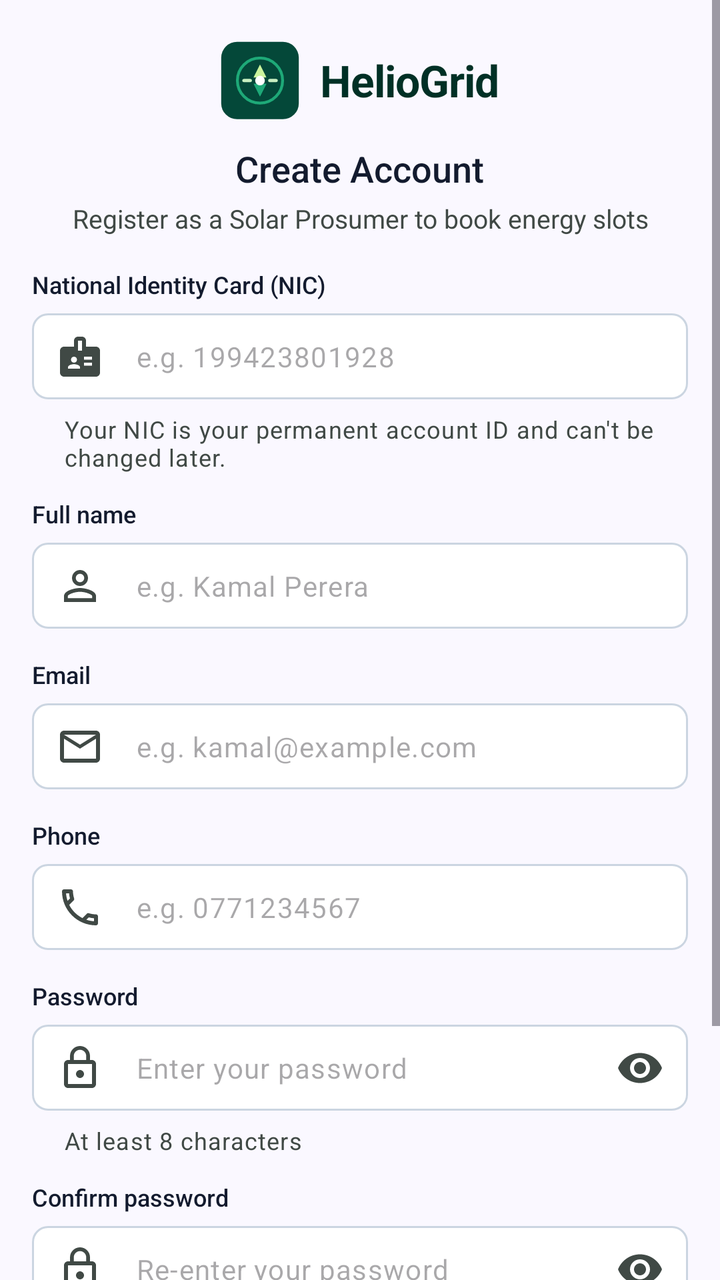
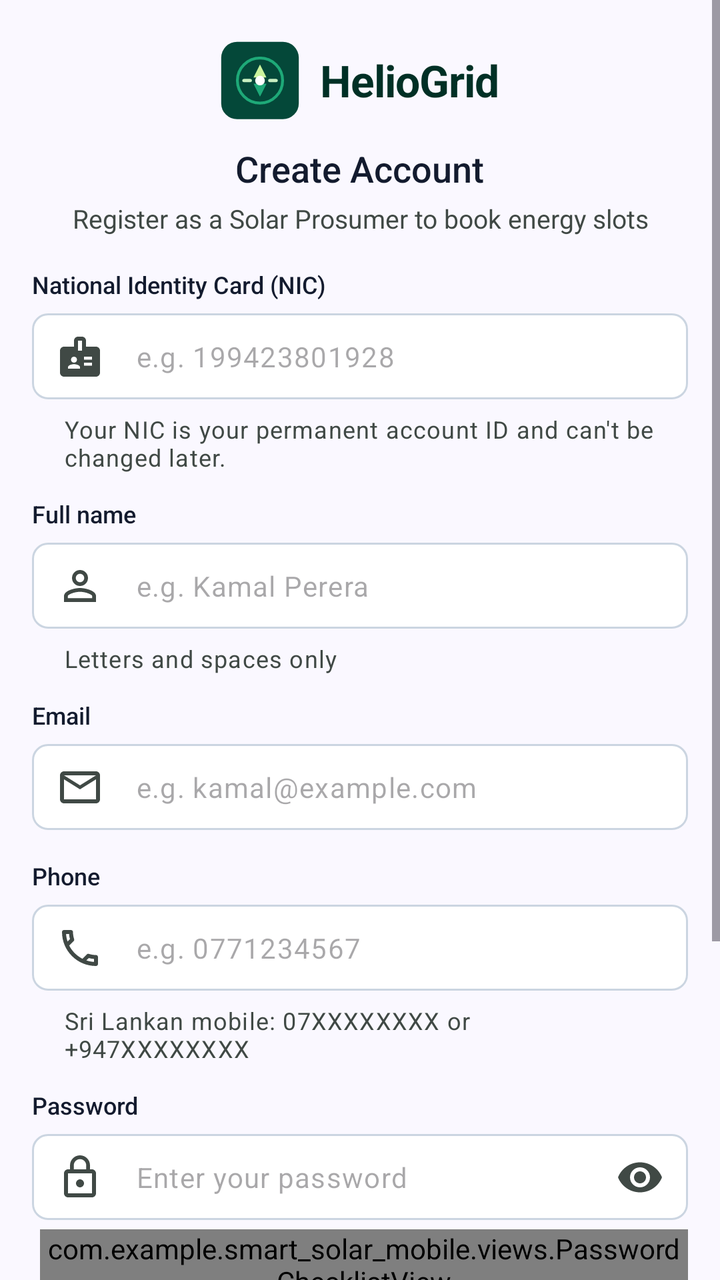

Before-and-after screenshots of an Android layout around one commit, followed by the original layout XML and the change that was made.
<!-- AndroidManifest.xml: application theme Theme.Smart_solar_mobile -->
<!-- res/layout/activity_register.xml -->
<?xml version="1.0" encoding="utf-8"?>
<ScrollView xmlns:android="http://schemas.android.com/apk/res/android"
    xmlns:app="http://schemas.android.com/apk/res-auto"
    xmlns:tools="http://schemas.android.com/tools"
    android:id="@+id/registerRoot"
    android:layout_width="match_parent"
    android:layout_height="match_parent"
    android:fillViewport="true">

    <LinearLayout
        android:layout_width="match_parent"
        android:layout_height="wrap_content"
        android:orientation="vertical"
        android:paddingStart="16dp"
        android:paddingTop="20dp"
        android:paddingEnd="16dp"
        android:paddingBottom="20dp">

        
        <LinearLayout
            android:layout_width="wrap_content"
            android:layout_height="wrap_content"
            android:layout_gravity="center_horizontal"
            android:gravity="center_vertical"
            android:orientation="horizontal"
            tools:ignore="UseCompoundDrawables">

            <ImageView
                android:layout_width="40dp"
                android:layout_height="40dp"
                android:importantForAccessibility="no"
                android:src="@drawable/logo" />

            <TextView
                android:layout_width="wrap_content"
                android:layout_height="wrap_content"
                android:layout_marginStart="10dp"
                android:letterSpacing="-0.015"
                android:text="@string/app_name"
                android:textColor="@color/primary"
                android:textSize="22sp"
                android:textStyle="bold" />
        </LinearLayout>

        <TextView
            android:layout_width="wrap_content"
            android:layout_height="wrap_content"
            android:layout_gravity="center_horizontal"
            android:layout_marginTop="12dp"
            android:fontFamily="sans-serif-medium"
            android:text="@string/register_title"
            android:textColor="@color/on_surface"
            android:textSize="18sp" />

        <TextView
            android:layout_width="wrap_content"
            android:layout_height="wrap_content"
            android:layout_gravity="center_horizontal"
            android:layout_marginTop="4dp"
            android:gravity="center"
            android:text="@string/register_subtitle"
            android:textColor="@color/on_surface_variant"
            android:textSize="13sp" />

        
        <TextView
            android:layout_width="match_parent"
            android:layout_height="wrap_content"
            android:layout_marginTop="16dp"
            android:labelFor="@id/nicInput"
            android:text="@string/login_label_nic"
            android:textAppearance="@style/TextAppearance.SmartSolar.FieldLabel" />

        <com.google.android.material.textfield.TextInputLayout
            android:id="@+id/nicLayout"
            style="@style/Widget.SmartSolar.TextField"
            android:layout_width="match_parent"
            android:layout_height="wrap_content"
            android:layout_marginTop="4dp"
            app:endIconMode="clear_text"
            app:helperText="@string/register_nic_note"
            app:startIconDrawable="@drawable/ic_badge">

            <com.google.android.material.textfield.TextInputEditText
                android:id="@+id/nicInput"
                android:maxLength="12"
                android:layout_width="match_parent"
                android:layout_height="wrap_content"
                android:autofillHints="username"
                android:hint="@string/login_hint_nic"
                android:imeOptions="actionNext"
                android:inputType="textCapCharacters|textNoSuggestions"
                android:maxLines="1"
                android:paddingTop="12dp"
                android:paddingBottom="12dp"
                android:textSize="14sp" />
        </com.google.android.material.textfield.TextInputLayout>

        
        <TextView
            android:layout_width="match_parent"
            android:layout_height="wrap_content"
            android:layout_marginTop="12dp"
            android:labelFor="@id/fullNameInput"
            android:text="@string/register_label_full_name"
            android:textAppearance="@style/TextAppearance.SmartSolar.FieldLabel" />

        <com.google.android.material.textfield.TextInputLayout
            android:id="@+id/fullNameLayout"
            style="@style/Widget.SmartSolar.TextField"
            android:layout_width="match_parent"
            android:layout_height="wrap_content"
            android:layout_marginTop="4dp"
            app:startIconDrawable="@drawable/ic_person">

            <com.google.android.material.textfield.TextInputEditText
                android:id="@+id/fullNameInput"
                android:maxLength="100"
                android:layout_width="match_parent"
                android:layout_height="wrap_content"
                android:autofillHints="name"
                android:hint="@string/register_hint_full_name"
                android:imeOptions="actionNext"
                android:inputType="textPersonName|textCapWords"
                android:maxLines="1"
                android:paddingTop="12dp"
                android:paddingBottom="12dp"
                android:textSize="14sp" />
        </com.google.android.material.textfield.TextInputLayout>

        
        <TextView
            android:layout_width="match_parent"
            android:layout_height="wrap_content"
            android:layout_marginTop="12dp"
            android:labelFor="@id/emailInput"
            android:text="@string/register_label_email"
            android:textAppearance="@style/TextAppearance.SmartSolar.FieldLabel" />

        <com.google.android.material.textfield.TextInputLayout
            android:id="@+id/emailLayout"
            style="@style/Widget.SmartSolar.TextField"
            android:layout_width="match_parent"
            android:layout_height="wrap_content"
            android:layout_marginTop="4dp"
            app:startIconDrawable="@drawable/ic_mail">

            <com.google.android.material.textfield.TextInputEditText
                android:id="@+id/emailInput"
                android:maxLength="254"
                android:layout_width="match_parent"
                android:layout_height="wrap_content"
                android:autofillHints="emailAddress"
                android:hint="@string/register_hint_email"
                android:imeOptions="actionNext"
                android:inputType="textEmailAddress"
                android:maxLines="1"
                android:paddingTop="12dp"
                android:paddingBottom="12dp"
                android:textSize="14sp" />
        </com.google.android.material.textfield.TextInputLayout>

        
        <TextView
            android:layout_width="match_parent"
            android:layout_height="wrap_content"
            android:layout_marginTop="12dp"
            android:labelFor="@id/phoneInput"
            android:text="@string/register_label_phone"
            android:textAppearance="@style/TextAppearance.SmartSolar.FieldLabel" />

        <com.google.android.material.textfield.TextInputLayout
            android:id="@+id/phoneLayout"
            style="@style/Widget.SmartSolar.TextField"
            android:layout_width="match_parent"
            android:layout_height="wrap_content"
            android:layout_marginTop="4dp"
            app:startIconDrawable="@drawable/ic_phone">

            <com.google.android.material.textfield.TextInputEditText
                android:id="@+id/phoneInput"
                android:maxLength="20"
                android:layout_width="match_parent"
                android:layout_height="wrap_content"
                android:autofillHints="phone"
                android:hint="@string/register_hint_phone"
                android:imeOptions="actionNext"
                android:inputType="phone"
                android:maxLines="1"
                android:paddingTop="12dp"
                android:paddingBottom="12dp"
                android:textSize="14sp" />
        </com.google.android.material.textfield.TextInputLayout>

        
        <TextView
            android:layout_width="match_parent"
            android:layout_height="wrap_content"
            android:layout_marginTop="12dp"
            android:labelFor="@id/passwordInput"
            android:text="@string/login_label_password"
            android:textAppearance="@style/TextAppearance.SmartSolar.FieldLabel" />

        <com.google.android.material.textfield.TextInputLayout
            android:id="@+id/passwordLayout"
            style="@style/Widget.SmartSolar.TextField"
            android:layout_width="match_parent"
            android:layout_height="wrap_content"
            android:layout_marginTop="4dp"
            app:endIconMode="password_toggle"
            app:helperText="@string/register_password_helper"
            app:startIconDrawable="@drawable/ic_lock">

            <com.google.android.material.textfield.TextInputEditText
                android:id="@+id/passwordInput"
                android:maxLength="72"
                android:layout_width="match_parent"
                android:layout_height="wrap_content"
                android:autofillHints="newPassword"
                android:hint="@string/login_hint_password"
                android:imeOptions="actionNext"
                android:inputType="textPassword"
                android:maxLines="1"
                android:paddingTop="12dp"
                android:paddingBottom="12dp"
                android:textSize="14sp" />
        </com.google.android.material.textfield.TextInputLayout>

        
        <TextView
            android:layout_width="match_parent"
            android:layout_height="wrap_content"
            android:layout_marginTop="12dp"
            android:labelFor="@id/confirmPasswordInput"
            android:text="@string/register_label_confirm_password"
            android:textAppearance="@style/TextAppearance.SmartSolar.FieldLabel" />

        <com.google.android.material.textfield.TextInputLayout
            android:id="@+id/confirmPasswordLayout"
            style="@style/Widget.SmartSolar.TextField"
            android:layout_width="match_parent"
            android:layout_height="wrap_content"
            android:layout_marginTop="4dp"
            app:endIconMode="password_toggle"
            app:startIconDrawable="@drawable/ic_lock">

            <com.google.android.material.textfield.TextInputEditText
                android:id="@+id/confirmPasswordInput"
                android:maxLength="72"
                android:layout_width="match_parent"
                android:layout_height="wrap_content"
                android:autofillHints="newPassword"
                android:hint="@string/register_hint_confirm_password"
                android:imeOptions="actionDone"
                android:inputType="textPassword"
                android:maxLines="1"
                android:paddingTop="12dp"
                android:paddingBottom="12dp"
                android:textSize="14sp" />
        </com.google.android.material.textfield.TextInputLayout>

        
        <LinearLayout
            android:id="@+id/errorBanner"
            android:layout_width="match_parent"
            android:layout_height="wrap_content"
            android:layout_marginTop="12dp"
            android:background="@drawable/bg_error_banner"
            android:orientation="horizontal"
            android:paddingStart="12dp"
            android:paddingTop="8dp"
            android:paddingEnd="12dp"
            android:paddingBottom="8dp"
            android:visibility="gone">

            <ImageView
                android:layout_width="18dp"
                android:layout_height="18dp"
                android:layout_marginTop="1dp"
                android:importantForAccessibility="no"
                android:src="@drawable/ic_error"
                app:tint="@color/on_error_container" />

            <TextView
                android:id="@+id/errorText"
                android:layout_width="0dp"
                android:layout_height="wrap_content"
                android:layout_marginStart="8dp"
                android:layout_weight="1"
                android:accessibilityLiveRegion="polite"
                android:textColor="@color/on_error_container"
                android:textSize="13sp" />
        </LinearLayout>

        <com.google.android.material.button.MaterialButton
            android:id="@+id/registerButton"
            style="@style/Widget.SmartSolar.PrimaryButton"
            android:layout_width="match_parent"
            android:layout_height="wrap_content"
            android:layout_marginTop="16dp"
            android:text="@string/register_submit"
            app:icon="@drawable/ic_arrow_forward"
            app:iconGravity="textEnd" />

        
        <LinearLayout
            android:layout_width="wrap_content"
            android:layout_height="wrap_content"
            android:layout_gravity="center_horizontal"
            android:layout_marginTop="4dp"
            android:gravity="center_vertical"
            android:orientation="horizontal">

            <TextView
                android:layout_width="wrap_content"
                android:layout_height="wrap_content"
                android:text="@string/register_have_account"
                android:textColor="@color/on_surface_variant"
                android:textSize="14sp" />

            <TextView
                android:id="@+id/signInLink"
                android:layout_width="wrap_content"
                android:layout_height="wrap_content"
                android:background="?attr/selectableItemBackground"
                android:fontFamily="sans-serif-medium"
                android:minHeight="48dp"
                android:gravity="center_vertical"
                android:paddingStart="4dp"
                android:paddingEnd="4dp"
                android:text="@string/register_sign_in_link"
                android:textColor="@color/secondary"
                android:textSize="14sp" />
        </LinearLayout>
    </LinearLayout>
</ScrollView>
<!-- resources referenced by this layout -->
<resources>
  <color name="on_error_container">#93000A</color>
  <color name="on_surface">#131B2E</color>
  <color name="on_surface_variant">#404945</color>
  <color name="primary">#003025</color>
  <color name="secondary">#006C4A</color>
  <!-- drawable bg_error_banner (drawable) -->
  <?xml version="1.0" encoding="utf-8"?>
  <shape xmlns:android="http://schemas.android.com/apk/res/android" android:shape="rectangle">
      <solid android:color="@color/error_container" />
      <corners android:radius="8dp" />
  </shape>
  <!-- drawable ic_arrow_forward (drawable) -->
  <vector xmlns:android="http://schemas.android.com/apk/res/android"
      android:width="24dp"
      android:height="24dp"
      android:viewportWidth="24"
      android:viewportHeight="24">
      <path
          android:fillColor="@android:color/black"
          android:pathData="M12,4l-1.41,1.41L16.17,11H4v2h12.17l-5.58,5.59L12,20l8,-8z" />
  </vector>
  <!-- drawable ic_error (drawable) -->
  <vector xmlns:android="http://schemas.android.com/apk/res/android"
      android:width="24dp"
      android:height="24dp"
      android:viewportWidth="24"
      android:viewportHeight="24">
      <path
          android:fillColor="@android:color/black"
          android:pathData="M12,2C6.48,2 2,6.48 2,12s4.48,10 10,10 10,-4.48 10,-10S17.52,2 12,2zM13,17h-2v-2h2v2zM13,13h-2V7h2v6z" />
  </vector>
  <!-- drawable ic_mail (drawable) -->
  <vector xmlns:android="http://schemas.android.com/apk/res/android"
      android:width="24dp"
      android:height="24dp"
      android:viewportWidth="24"
      android:viewportHeight="24">
      <path
          android:fillColor="@android:color/black"
          android:pathData="M22,6c0,-1.1 -0.9,-2 -2,-2H4c-1.1,0 -2,0.9 -2,2v12c0,1.1 0.9,2 2,2h16c1.1,0 2,-0.9 2,-2V6zM20,6l-8,5 -8,-5h16zM20,18H4V8l8,5 8,-5v10z" />
  </vector>
  <string name="app_name">HelioGrid</string>
  <string name="login_hint_nic">e.g. 199423801928</string>
  <string name="login_hint_password">Enter your password</string>
  <string name="login_label_nic">National Identity Card (NIC)</string>
  <string name="login_label_password">Password</string>
  <string name="register_have_account">Already have an account?</string>
  <string name="register_hint_confirm_password">Re-enter your password</string>
  <string name="register_hint_email">e.g. kamal@example.com</string>
  <string name="register_hint_full_name">e.g. Kamal Perera</string>
  <string name="register_hint_phone">e.g. 0771234567</string>
  <string name="register_label_confirm_password">Confirm password</string>
  <string name="register_label_email">Email</string>
  <string name="register_label_full_name">Full name</string>
  <string name="register_label_phone">Phone</string>
  <string name="register_nic_note">Your NIC is your permanent account ID and can\'t be changed later.</string>
  <string name="register_password_helper">At least 8 characters</string>
  <string name="register_sign_in_link">Sign in</string>
  <string name="register_submit">Create Account</string>
  <string name="register_subtitle">Register as a Solar Prosumer to book energy slots</string>
  <string name="register_title">Create Account</string>
  <style name="TextAppearance.SmartSolar.FieldLabel" parent="">
          <item name="android:textSize">12sp</item>
          <item name="android:fontFamily">sans-serif-medium</item>
          <item name="android:textColor">@color/on_surface</item>
      </style>
  <color name="error_container">#FFDAD6</color>
  <color name="on_primary">#FFFFFF</color>
  <color name="surface_container_lowest">#FFFFFF</color>
  <color name="alert_danger">#720613</color>
  <style name="Base.Theme.Smart_solar_mobile" parent="Theme.Material3.Light.NoActionBar" />
  <color name="primary_container">#044839</color>
  <color name="surface">#FAF8FF</color>
  <color name="outline">#707975</color>
  <!-- unchanged entries left out for length: 8 -->
</resources>

<!-- the commit's change to res/layout/activity_register.xml (unified diff, before → after) -->
@@ -111,6 +111,7 @@
             android:layout_width="match_parent"
             android:layout_height="wrap_content"
             android:layout_marginTop="4dp"
+            app:helperText="@string/account_hint_full_name_rule"
             app:startIconDrawable="@drawable/ic_person">
 
             <com.google.android.material.textfield.TextInputEditText
@@ -175,11 +176,12 @@
             android:layout_width="match_parent"
             android:layout_height="wrap_content"
             android:layout_marginTop="4dp"
+            app:helperText="@string/account_hint_phone_rule"
             app:startIconDrawable="@drawable/ic_phone">
 
             <com.google.android.material.textfield.TextInputEditText
                 android:id="@+id/phoneInput"
-                android:maxLength="20"
+                android:maxLength="12"
                 android:layout_width="match_parent"
                 android:layout_height="wrap_content"
                 android:autofillHints="phone"
@@ -208,7 +210,6 @@
             android:layout_height="wrap_content"
             android:layout_marginTop="4dp"
             app:endIconMode="password_toggle"
-            app:helperText="@string/register_password_helper"
             app:startIconDrawable="@drawable/ic_lock">
 
             <com.google.android.material.textfield.TextInputEditText
@@ -225,6 +226,13 @@
                 android:paddingBottom="12dp"
                 android:textSize="14sp" />
         </com.google.android.material.textfield.TextInputLayout>
+
+        <com.example.smart_solar_mobile.views.PasswordChecklistView
+            android:id="@+id/passwordChecklist"
+            android:layout_width="match_parent"
+            android:layout_height="wrap_content"
+            android:layout_marginStart="4dp"
+            android:layout_marginTop="2dp" />
 
         
         <TextView
<!-- resource entries referenced after the edit -->
@@ -41,6 +41,8 @@
           android:fillColor="@android:color/black"
           android:pathData="M22,6c0,-1.1 -0.9,-2 -2,-2H4c-1.1,0 -2,0.9 -2,2v12c0,1.1 0.9,2 2,2h16c1.1,0 2,-0.9 2,-2V6zM20,6l-8,5 -8,-5h16zM20,18H4V8l8,5 8,-5v10z" />
   </vector>
+  <string name="account_hint_full_name_rule">Letters and spaces only</string>
+  <string name="account_hint_phone_rule">Sri Lankan mobile: 07XXXXXXXX or +947XXXXXXXX</string>
   <string name="app_name">HelioGrid</string>
   <string name="login_hint_nic">e.g. 199423801928</string>
   <string name="login_hint_password">Enter your password</string>
@@ -56,7 +58,6 @@
   <string name="register_label_full_name">Full name</string>
   <string name="register_label_phone">Phone</string>
   <string name="register_nic_note">Your NIC is your permanent account ID and can\'t be changed later.</string>
-  <string name="register_password_helper">At least 8 characters</string>
   <string name="register_sign_in_link">Sign in</string>
   <string name="register_submit">Create Account</string>
   <string name="register_subtitle">Register as a Solar Prosumer to book energy slots</string>
